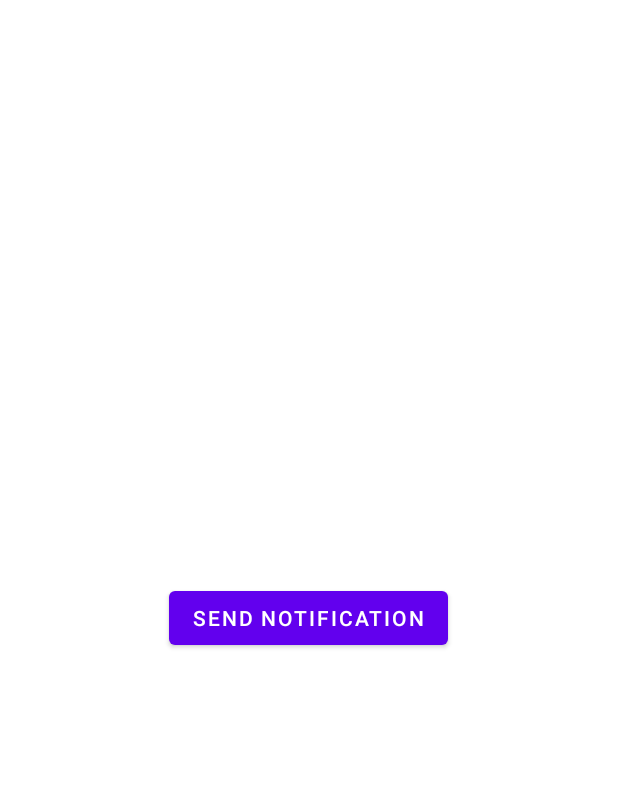
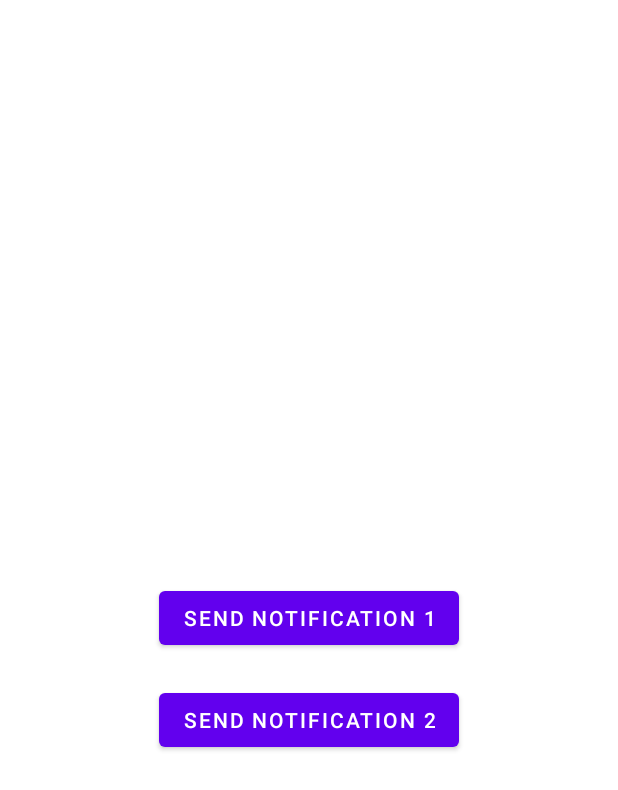
Before and after one commit to Lomahs1401/Learn_Android, an Android app: the layout activity_main.xml on its own in the app's theme, with its tools: preview values and no code run, on a phone screen of 412 x 824 dp. Shown: the top 790 px of the screen. Run offline under Robolectric (Android 15) with nearby library versions, the phone set to English and light mode, and no system bars.

Commit message:
Multiple Notifications

```diff
--- a/Notification/app/src/main/res/layout/activity_main.xml
+++ b/Notification/app/src/main/res/layout/activity_main.xml
@@ -7,10 +7,19 @@
     tools:context=".MainActivity">
 
     <Button
-        android:id="@+id/btn_send_notification"
+        android:id="@+id/btn_send_notification_1"
         android:layout_width="wrap_content"
         android:layout_height="wrap_content"
         android:layout_centerInParent="true"
-        android:text="@string/send_notification" />
+        android:text="@string/send_notification_1" />
+
+    <Button
+        android:id="@+id/btn_send_notification_2"
+        android:layout_width="wrap_content"
+        android:layout_height="wrap_content"
+        android:layout_centerHorizontal="true"
+        android:layout_below="@id/btn_send_notification_1"
+        android:layout_marginTop="20dp"
+        android:text="@string/send_notification_2" />
 
 </RelativeLayout>
--- a/Notification/app/src/main/res/values/strings.xml
+++ b/Notification/app/src/main/res/values/strings.xml
@@ -1,7 +1,9 @@
 <resources>
     <string name="app_name">NotificationExample</string>
-    <string name="send_notification">Send Notification</string>
-    <string name="channel_name">Channel 1</string>
-    <string name="channel_description">This is channel 1</string>
-
+    <string name="send_notification_1">Send Notification 1</string>
+    <string name="send_notification_2">Send Notification 2</string>
+    <string name="channel_name_1">Channel 1</string>
+    <string name="channel_name_2">Channel 2</string>
+    <string name="channel_description_1">This is Channel 1</string>
+    <string name="channel_description_2">This is Channel 2</string>
 </resources>
```
Also changed, not shown: Notification/app/src/main/java/com/example/notificationexample/MainActivity.kt (+27 -6 lines), Notification/app/src/main/java/com/example/notificationexample/MyApplication.kt (+19 -7 lines).
